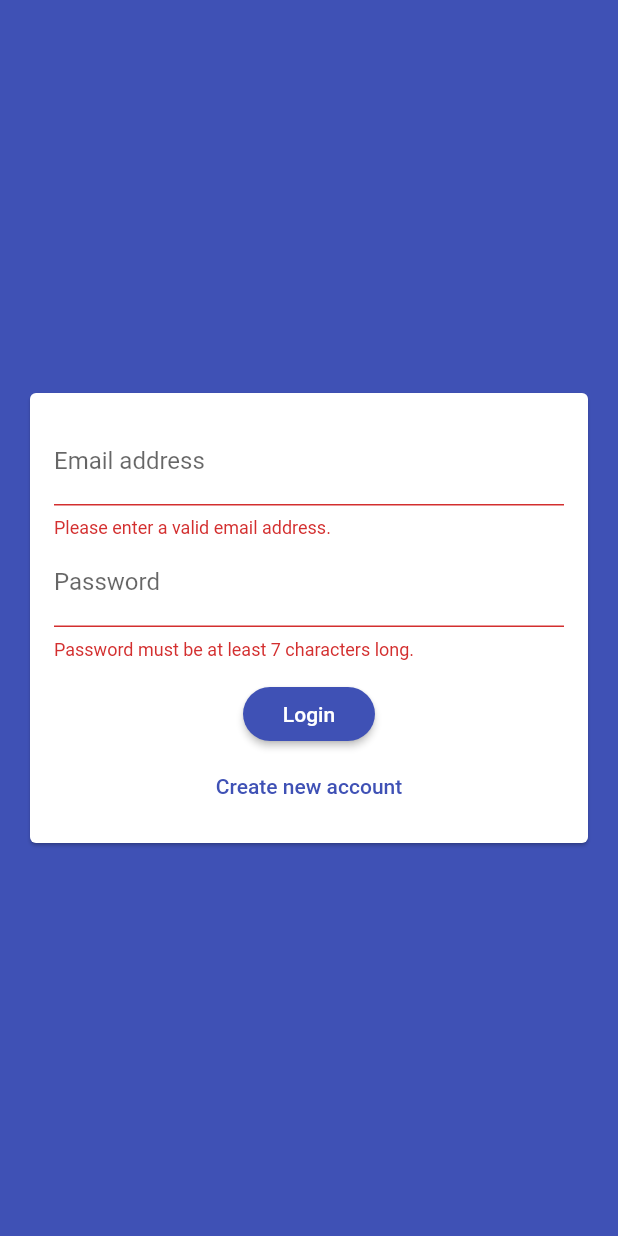
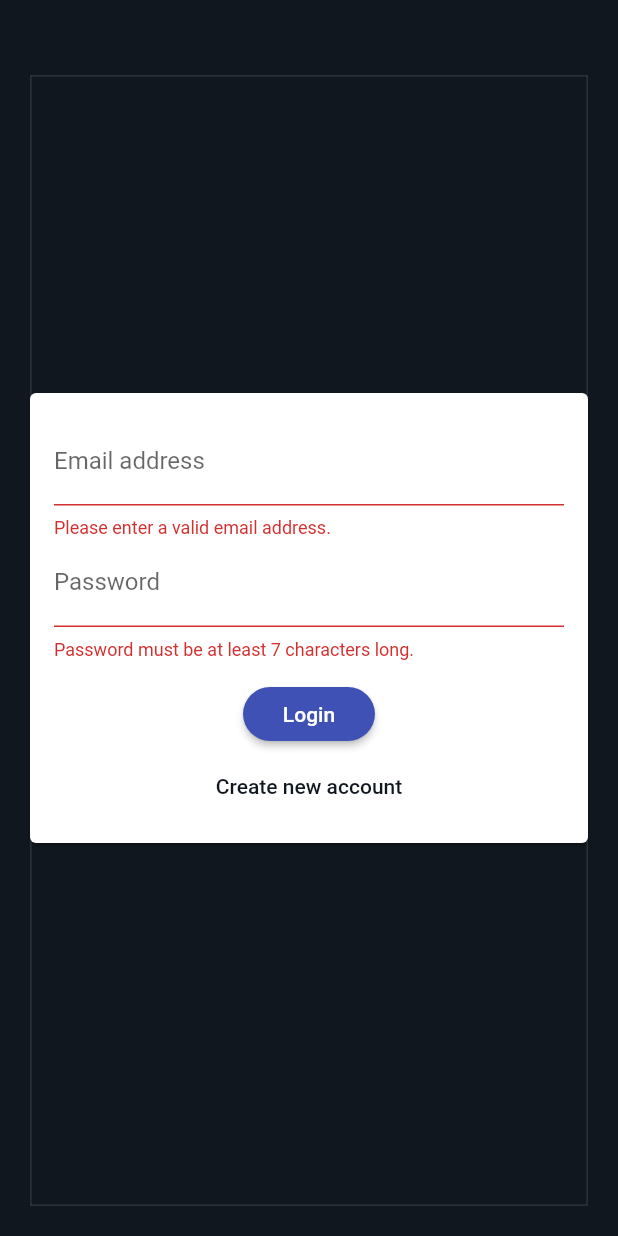
Before and after one commit to ShapeShifterHades/chat_beta, a Flutter app: the screen it shows after launch, after a tap on "Login", on a phone screen of 412 x 824 dp. Run offline on Flutter 3.47's test engine with Material 2 defaults, Android fonts, the phone set to English and light mode, and no system bars; our stand-ins replace cloud_firestore, firebase_auth, firebase_core, hive, hive_flutter; accounts and stored records are empty.

Commit message:
Its not max but my way for now. Working on auth page now

```diff
--- /dev/null
+++ b/lib/constants.dart
@@ -0,0 +1,4 @@
+import 'package:flutter/material.dart';
+
+final Color kMainBgColor = Color(0xFF10171E);
+final Color kStrokeColor = Color(0XFF454F55);
--- a/lib/main.dart
+++ b/lib/main.dart
@@ -25,6 +25,7 @@ class _MyAppState extends State<MyApp> {
     return MaterialApp(
       title: 'FlutterChat',
       theme: ThemeData(
+        primaryColor: Color(0xFF10171E),
         primarySwatch: Colors.indigo,
         backgroundColor: Colors.indigo,
         accentColor: Colors.indigoAccent,
--- a/lib/screens/auth_screen.dart
+++ b/lib/screens/auth_screen.dart
@@ -1,5 +1,6 @@
 import 'package:flutter/material.dart';
 import 'package:firebase_auth/firebase_auth.dart';
+import 'package:void_chat_beta/ui_elements/custom_full_frame_animated.dart';
 import '../widgets/auth/auth_form.dart';
 import 'package:cloud_firestore/cloud_firestore.dart';
 
@@ -59,12 +60,32 @@ class _AuthScreenState extends State<AuthScreen> {
 
   @override
   Widget build(BuildContext context) {
+    Size size = MediaQuery.of(context).size;
     return Scaffold(
+      resizeToAvoidBottomInset: false,
       backgroundColor: Theme.of(context).primaryColor,
-      body: AuthForm(
-        _submitAuthForm,
-        _isLoading,
-      ),
+      body: Stack(children: [
+        MediaQuery.of(context).orientation == Orientation.portrait
+            ? Positioned(
+                top: size.width * 0.05 + 30,
+                bottom: size.width * 0.05,
+                left: size.width * 0.05,
+                right: size.width * 0.05,
+                child: CustomFullFrameAnimated(
+                  size: size,
+                ),
+              )
+            : Container(),
+        Container(
+          child: Align(
+            alignment: Alignment.center,
+            child: AuthForm(
+              _submitAuthForm,
+              _isLoading,
+            ),
+          ),
+        ),
+      ]),
     );
   }
 }
--- /dev/null
+++ b/lib/ui_elements/custom_full_frame_animated.dart
@@ -0,0 +1,89 @@
+import 'package:flutter/material.dart';
+
+import 'custom_full_frame_painter.dart';
+
+class CustomFullFrameAnimated extends StatefulWidget {
+  const CustomFullFrameAnimated({
+    Key key,
+    @required this.size,
+  }) : super(key: key);
+
+  final Size size;
+
+  @override
+  _PainterCustomWidgetTopState createState() => _PainterCustomWidgetTopState();
+}
+
+class _PainterCustomWidgetTopState extends State<CustomFullFrameAnimated>
+    with TickerProviderStateMixin {
+  Animation<double> _topAnimation;
+  Animation<double> _rightAnimation;
+  AnimationController controller;
+  Tween<double> _topTween;
+  Tween<double> _rightTween;
+
+  Widget _buildAnimation(BuildContext ctx, Widget child) {
+    return CustomPaint(
+      painter: CustomFullFramePainter(
+        animTopVal: _topAnimation.value,
+        animrightVal: _rightAnimation.value,
+      ),
+      child: Container(),
+    );
+  }
+
+  @override
+  void initState() {
+    super.initState();
+    _topTween = Tween(begin: 0, end: widget.size.width * 0.9);
+    _rightTween =
+        Tween(begin: 0, end: widget.size.height - widget.size.width * 0.1 - 30);
+
+    controller = AnimationController(
+      vsync: this,
+      duration: Duration(milliseconds: 800),
+    );
+    _rightAnimation = _rightTween.animate(
+      CurvedAnimation(
+        parent: controller,
+        curve: Interval(0.5, 1),
+      ),
+    );
+    _topAnimation = _topTween.animate(
+      CurvedAnimation(
+        parent: controller,
+        curve: Interval(0.0, 0.5),
+      ),
+    )..addListener(() {
+        setState(() {});
+      });
+    // ..addStatusListener((status) {
+    //   if (status == AnimationStatus.completed) {
+    //     controller.repeat();
+    //   } else if (status == AnimationStatus.dismissed) {
+    //     controller.forward();
+    //   }
+    // });
+    WidgetsBinding.instance.addPostFrameCallback((_) {
+      Future.delayed(
+        const Duration(milliseconds: 300),
+        () => controller.forward().orCancel,
+      );
+    });
+    // controller.forward();
+  }
+
+  @override
+  void dispose() {
+    controller.dispose();
+    super.dispose();
+  }
+
+  @override
+  Widget build(BuildContext ctx) {
+    return AnimatedBuilder(
+      animation: controller,
+      builder: _buildAnimation,
+    );
+  }
+}
--- /dev/null
+++ b/lib/ui_elements/custom_full_frame_painter.dart
@@ -0,0 +1,60 @@
+import 'package:flutter/material.dart';
+
+import '../constants.dart';
+
+class CustomFullFramePainter extends CustomPainter {
+  double animTopVal;
+  double animrightVal;
+
+  CustomFullFramePainter({
+    this.animTopVal,
+    this.animrightVal,
+  });
+  @override
+  void paint(Canvas canvas, Size size) {
+    var _topPaint = Paint()
+      ..color = kStrokeColor
+      ..strokeWidth = 0.5
+      ..strokeCap = StrokeCap.round;
+
+    Offset topStartingPoint = Offset(0, 0);
+    Offset topEndingPoint = Offset(animTopVal, 0);
+
+    canvas.drawLine(topStartingPoint, topEndingPoint, _topPaint);
+
+    var _bottomPaint = Paint()
+      ..color = kStrokeColor
+      ..strokeWidth = 0.5
+      ..strokeCap = StrokeCap.round;
+
+    Offset bottomStartingPoint = Offset(size.width, size.height);
+    Offset bottomEndingPoint = Offset(size.width - animTopVal, size.height);
+
+    canvas.drawLine(bottomStartingPoint, bottomEndingPoint, _bottomPaint);
+
+    var _rightPaint = Paint()
+      ..color = kStrokeColor
+      ..strokeWidth = 0.5
+      ..strokeCap = StrokeCap.round;
+
+    Offset rightStartingPoint = Offset(size.width, 0);
+    Offset rightEndingPoint = Offset(size.width, animrightVal);
+
+    canvas.drawLine(rightStartingPoint, rightEndingPoint, _rightPaint);
+
+    var _leftPaint = Paint()
+      ..color = kStrokeColor
+      ..strokeWidth = 0.5
+      ..strokeCap = StrokeCap.round;
+
+    Offset leftStartingPoint = Offset(0, size.height);
+    Offset leftEndingPoint = Offset(0, size.height - animrightVal);
+
+    canvas.drawLine(leftStartingPoint, leftEndingPoint, _leftPaint);
+  }
+
+  @override
+  bool shouldRepaint(CustomPainter oldDelegate) {
+    return true;
+  }
+}
```
